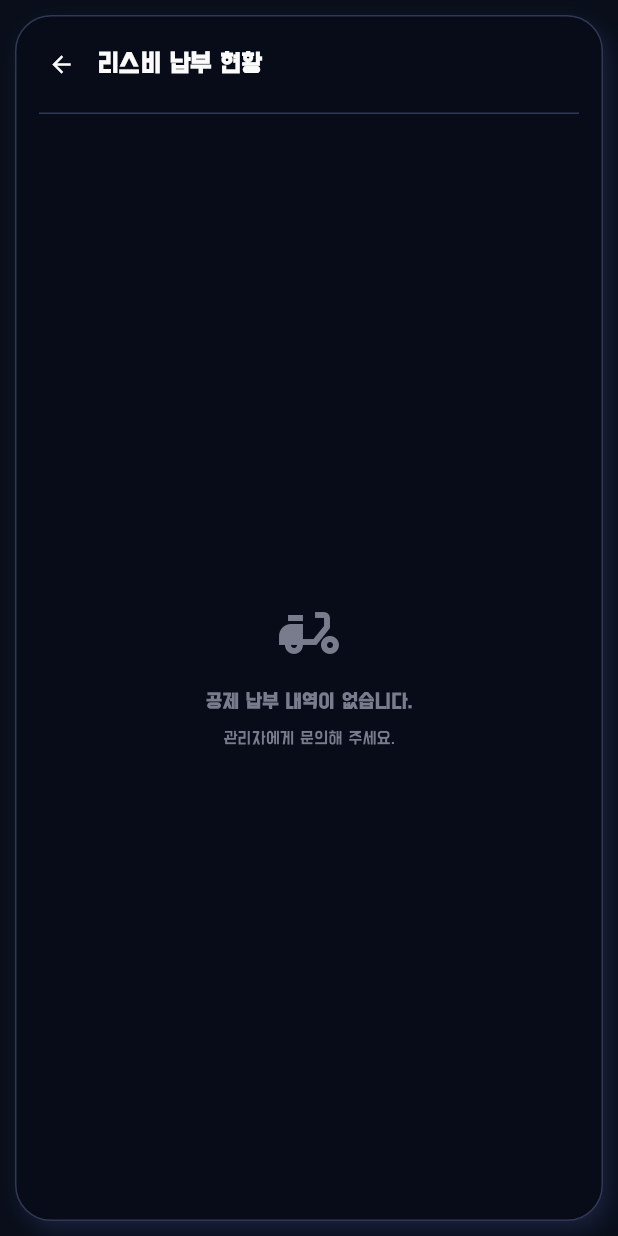
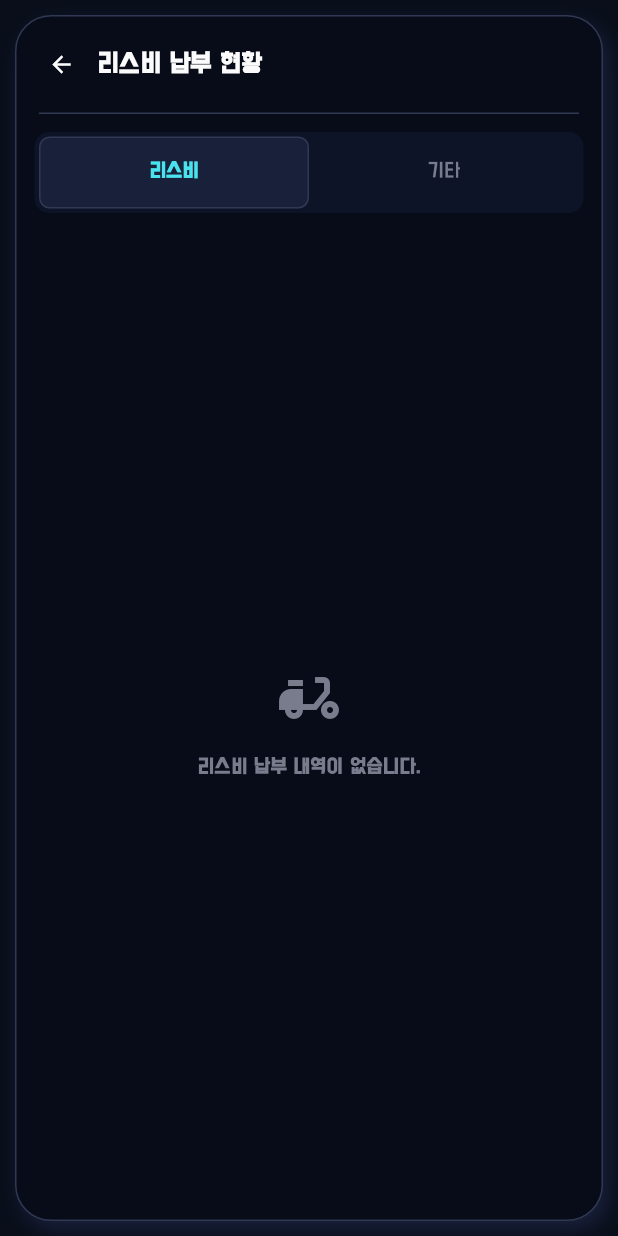
Before and after one commit to soonpil22-afk/Swing, a Flutter app: the DriverLeasePage screen opened directly with empty values, on a phone screen of 412 x 824 dp. Run offline on Flutter 3.47's test engine with Material 3 defaults, Android fonts, the phone set to English and light mode, and no system bars; our stand-ins replace audioplayers, cloud_firestore, file_picker, firebase_auth, firebase_core, flutter_map and 3 more; missing offline and left inert: excel; accounts and stored records are empty.

Commit message:
fix: 기사 리스비 둘 다 없어도 탭 유지(각 탭 '내역 없음' 표시)
전체 빈 화면 분기 제거 → 항상 리스비|기타 탭. 미사용 _lpEmptySub* 정리.

Co-Authored-By: Claude Opus 4.8 <noreply@anthropic.com>

```diff
--- a/lib/driver_lease_page.dart
+++ b/lib/driver_lease_page.dart
@@ -36,8 +36,6 @@ const Color  _lpEmptyIconColor  = _text2;  // 아이콘 색
 const double _lpEmptyIconSize   = 48;      // 아이콘 크기
 const Color  _lpEmptyTitleColor = _text2;  // 제목 색
 const double _lpEmptyTitleFontSize = 14;   // 제목 크기
-const Color  _lpEmptySubColor   = _text2;  // 부제 색
-const double _lpEmptySubFontSize = 12;     // 부제 크기
 const double _lpPayBtnHeight    = 46;      // 버튼 높이
 const double _lpPayBtnRadius    = 22;      // 버튼 모서리
 const double _lpPayBtnFontSize  = 14;      // 버튼 글씨 크기
@@ -271,22 +269,6 @@ class _DriverLeasePageState extends State<DriverLeasePage>
                 final etcDocs = etcSnap.data?.docs ?? [];
                 final hasLease = userData != null && leaseDocs.isNotEmpty;
                 final hasEtc   = userData != null && etcDocs.isNotEmpty;
-
-                if (!hasLease && !hasEtc) {
-                  return const Center(
-                      child: Column(mainAxisAlignment: MainAxisAlignment.center, children: [
-                    Icon(Icons.moped, color: _lpEmptyIconColor, size: _lpEmptyIconSize),
-                    SizedBox(height: 12),
-                    Text("공제 납부 내역이 없습니다.",
-                        style: TextStyle(
-                            color: _lpEmptyTitleColor,
-                            fontSize: _lpEmptyTitleFontSize,
-                            fontWeight: FontWeight.w600)),
-                    SizedBox(height: 6),
-                    Text("관리자에게 문의해 주세요.",
-                        style: TextStyle(color: _lpEmptySubColor, fontSize: _lpEmptySubFontSize)),
-                  ]));
-                }
 
                 ListView kindList(_DKind k, List<QueryDocumentSnapshot> docs) => ListView(
                       padding: const EdgeInsets.fromLTRB(15, 0, 15, 15),
```
